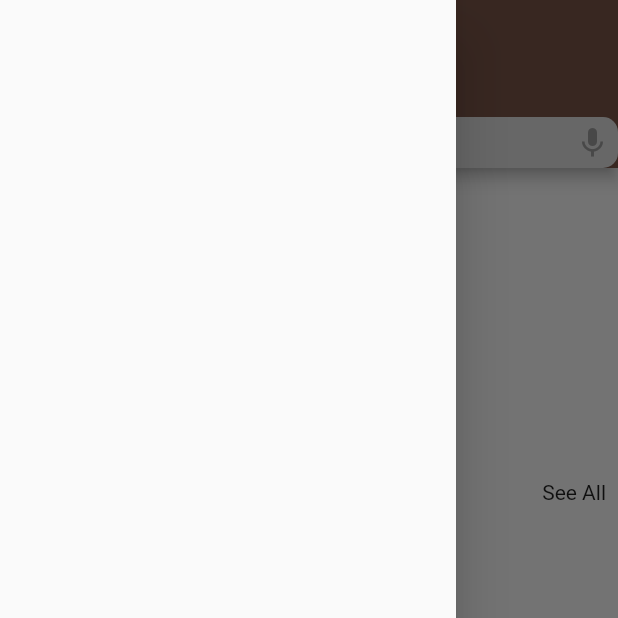
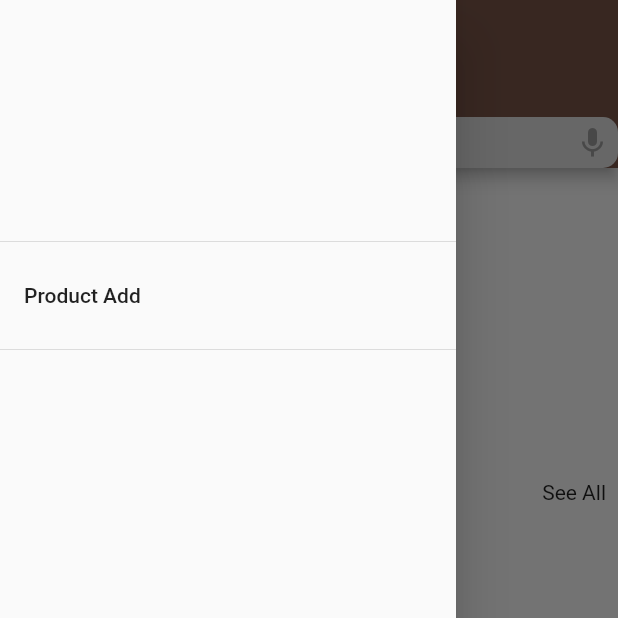
Before and after one commit to codepadding/ecommerce-student-class, a Flutter app: the screen it shows after launch, with the side drawer open, on a phone screen of 412 x 824 dp, the top half of it. Run offline on Flutter 3.47's test engine with Material 2 defaults, Android fonts, the phone set to English and light mode, and no system bars; drawn by our look-alikes of carousel_slider; our stand-ins replace cached_network_image, cloud_firestore, firebase_core; accounts and stored records are empty.

Commit message:
class 27

```diff
--- a/lib/pages/HomePage.dart
+++ b/lib/pages/HomePage.dart
@@ -1,4 +1,5 @@
 import 'package:flutter/material.dart';
+import 'package:news/pages/ProductAddPage.dart';
 import 'package:news/widgets/HomeCategory.dart';
 import 'package:news/widgets/HomeProductList.dart';
 import 'package:news/widgets/HomeSlider.dart';
@@ -11,7 +12,6 @@ class HomePage extends StatefulWidget {
 }
 
 class _HomePageState extends State<HomePage> {
-
   @override
   Widget build(BuildContext context) {
     return Scaffold(
@@ -24,7 +24,7 @@ class _HomePageState extends State<HomePage> {
                   Navigator.pushNamed(context, "product-search");
                 },
                 child: Container(
-                  //  padding: const EdgeInsets.all(8),
+                    //  padding: const EdgeInsets.all(8),
                     decoration: BoxDecoration(
                       borderRadius: BorderRadius.circular(10),
                       color: Colors.grey[300],
@@ -51,11 +51,34 @@ class _HomePageState extends State<HomePage> {
                     )),
               )),
         ),
-        drawer: Drawer(),
-        bottomNavigationBar: BottomNavigationBar(items: [
-          BottomNavigationBarItem(icon: Icon(Icons.home,),label: "Home"),
-          BottomNavigationBarItem(icon: Icon(Icons.home),label: "Category"),
-          BottomNavigationBarItem(icon: Icon(Icons.home),label: "order"),
+        drawer: Drawer(
+          child: ListView(
+            children: [
+              DrawerHeader(child: Container()),
+              InkWell(
+                  onTap: () {
+                    Navigator.push(
+                        context,
+                        MaterialPageRoute(
+                          builder: (context) => ProductAddPage(),
+                        ));
+                  },
+                  child: ListTile(
+                    title: Text("Product Add"),
+                  )),
+              Divider(),
+            ],
+          ),
+        ),
+        bottomNavigationBar:
+            BottomNavigationBar(type: BottomNavigationBarType.fixed, items: [
+          BottomNavigationBarItem(
+              icon: Icon(
+                Icons.home,
+              ),
+              label: "Home"),
+          BottomNavigationBarItem(icon: Icon(Icons.home), label: "Category"),
+          BottomNavigationBarItem(icon: Icon(Icons.home), label: "order"),
           // BottomNavigationBarItem(icon: Icon(Icons.home),label: "account"),
         ]),
         body: ListView(
--- a/lib/pages/NewsListPage.dart
+++ b/lib/pages/NewsListPage.dart
@@ -48,7 +48,7 @@ class _NewsListPageState extends State<NewsListPage> {
                     context,
                     MaterialPageRoute(
                       builder: (context) => ProductDetailsPage(
-                        news: news,
+                        product: news,
                       ),
                     ));
                 // Navigator.pushNamed(context, "news-details");
--- a/lib/pages/NewsSearchpage.dart
+++ b/lib/pages/NewsSearchpage.dart
@@ -97,7 +97,7 @@ class _NewsSearchState extends State<NewsSearch> {
                     context,
                     MaterialPageRoute(
                       builder: (context) => ProductDetailsPage(
-                        news: news,
+                        product: news,
                       ),
                     ));
                 // Navigator.pushNamed(context, "news-details");
--- a/lib/widgets/HomeProductList.dart
+++ b/lib/widgets/HomeProductList.dart
@@ -34,7 +34,7 @@ class _HomeProductListState extends State<HomeProductList> {
         return GridView.builder(
           itemCount: snapshot.data!.docs.length,
           gridDelegate: SliverGridDelegateWithFixedCrossAxisCount(
-              crossAxisCount: 2, crossAxisSpacing: 3, mainAxisExtent: 200, mainAxisSpacing: 3),
+              crossAxisCount: 2, crossAxisSpacing: 3, mainAxisExtent: 250, mainAxisSpacing: 3),
           physics: NeverScrollableScrollPhysics(),
           shrinkWrap: true,
           itemBuilder: (context, index) {
```
Also changed, not shown: lib/pages/ProductAddPage.dart (added, +46 -0 lines), lib/pages/ProductDetailsPage.dart (+63 -6 lines), lib/widgets/ProductItem.dart (+21 -4 lines).
